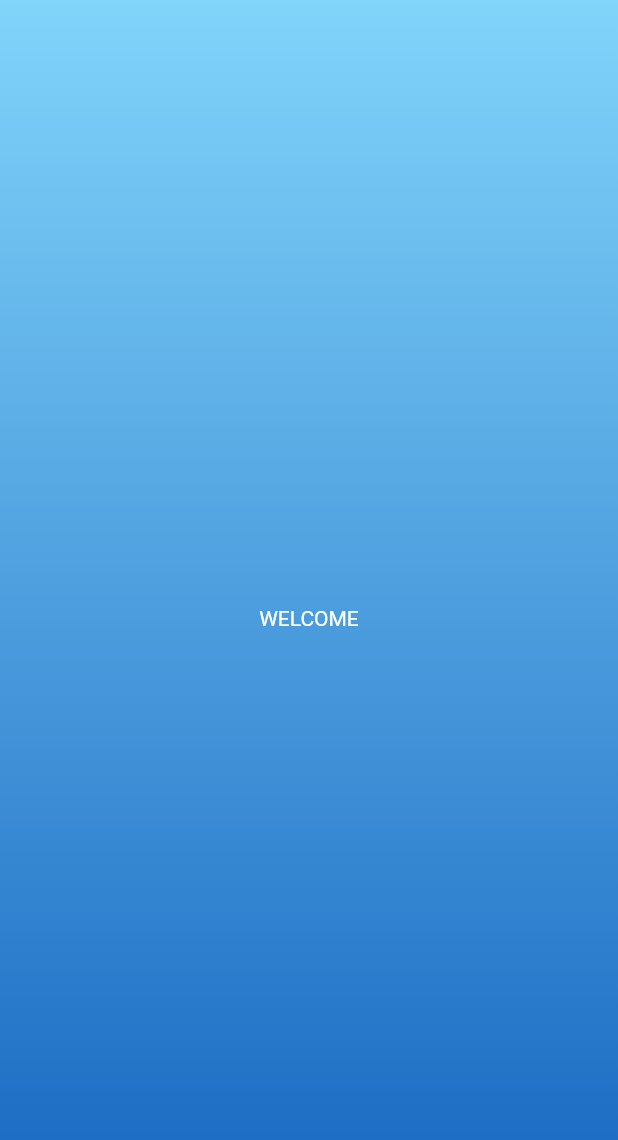
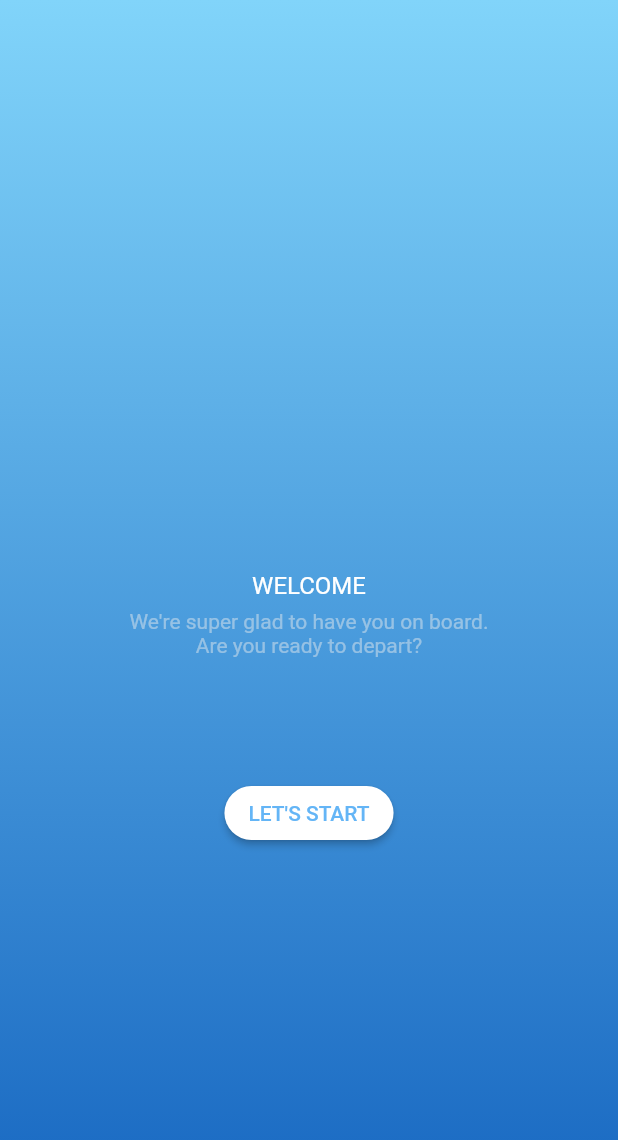
Before and after one commit to KennyBlanckaert/Mobile, a Flutter app: the screen it shows after launch, on a phone screen of 412 x 824 dp. Shown: the top 1140 px of the screen. Run offline on Flutter 3.47's test engine with Material 2 defaults, Android fonts, the phone set to English and light mode, and no system bars.

Commit message:
Welcome Page

```diff
--- a/flutter/mobile_planning_offshore/lib/welcome.dart
+++ b/flutter/mobile_planning_offshore/lib/welcome.dart
@@ -16,6 +16,7 @@ class _WelcomeState extends State<Welcome> {
   Widget build(BuildContext context) {
 
     return Scaffold(
+      // ---> Background
       body: Container(
         decoration: BoxDecoration(
           gradient: LinearGradient(
@@ -24,14 +25,57 @@ class _WelcomeState extends State<Welcome> {
             colors: [Colors.lightBlue[200], Colors.blue[800]] // #FF4FC3F7 -> #FF64B5F6
           )
         ),
+        // ---> Centered Column Container
         child: Center(
-          child: Text(
+          child: Container(
+            child: Column(
+              mainAxisAlignment: MainAxisAlignment.center,
+              crossAxisAlignment: CrossAxisAlignment.center,
+              children: <Widget>[
+                SizedBox(height: 100),
+                Text(
                   "WELCOME",
                   textAlign: TextAlign.center,
                   style: TextStyle(
                     color: Colors.white,
                     fontFamily: 'Roboto',
+                    fontSize: 16,
+                    height: 3
+                  )
+                ),
+                Text(
+                  "We're super glad to have you on board.",
+                  textAlign: TextAlign.center,
+                  style: TextStyle(
+                    color: Color(0x77EEEEEE),
+                    fontFamily: 'Roboto',
                     fontSize: 14,
+                  )
+                ),
+                Text(
+                  "Are you ready to depart?",
+                  textAlign: TextAlign.center,
+                  style: TextStyle(
+                    color: Color(0x77EEEEEE),
+                    fontFamily: 'Roboto',
+                    fontSize: 14,
+                  )
+                ),
+                SizedBox(height: 80),
+                RaisedButton(
+                  color: Color(0xFFFFFFFF),
+                  child: Text(
+                    "LET'S START",
+                    style: TextStyle(
+                      color: Color(0xFF64B5F6)
+                    )
+                  ),
+                  shape: RoundedRectangleBorder(
+                    borderRadius: BorderRadius.circular(20),
+                  ),
+                  onPressed: () {},
+                )
+              ]
             )
           )
         )
```
Also changed, not shown: flutter/mobile_planning_offshore/images/wind-energy.svg (added). Lines whose indentation alone changed are shown as unchanged.
